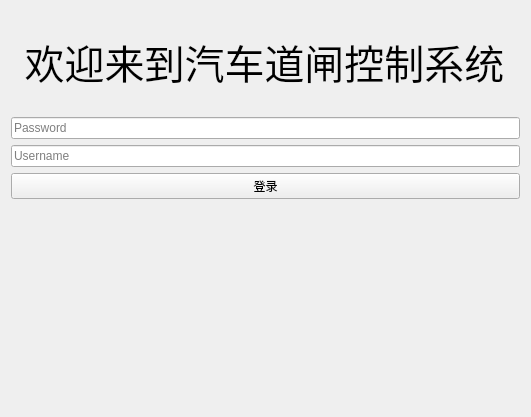
Zilanlann/AutoBarrierSystem, file window.ui: the form before one commit.
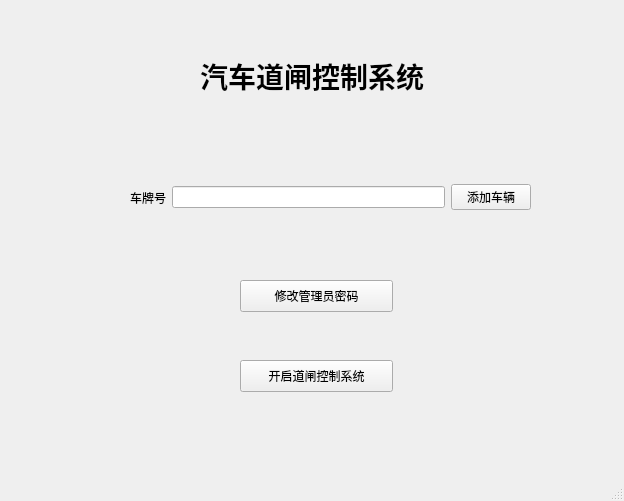
The form after the commit. Custom widgets are drawn as their Qt base class.

Commit message: complete main without modify pasword

```diff
--- a/window.ui
+++ b/window.ui
@@ -1,92 +1,118 @@
 <?xml version="1.0" encoding="UTF-8"?>
 <ui version="4.0">
- <class>Window</class>
- <widget class="QWidget" name="Window">
+ <class>MainWindow</class>
+ <widget class="QMainWindow" name="MainWindow">
   <property name="geometry">
    <rect>
     <x>0</x>
     <y>0</y>
-    <width>531</width>
-    <height>417</height>
+    <width>624</width>
+    <height>501</height>
    </rect>
   </property>
+  <property name="minimumSize">
+   <size>
+    <width>624</width>
+    <height>501</height>
+   </size>
+  </property>
+  <property name="maximumSize">
+   <size>
+    <width>624</width>
+    <height>501</height>
+   </size>
+  </property>
   <property name="windowTitle">
    <string>汽车道闸控制系统</string>
   </property>
-  <layout class="QFormLayout" name="formLayout">
-   <item row="0" column="0">
-    <widget class="LargeTitleLabel" name="LargeTitleLabel">
-     <property name="minimumSize">
-      <size>
-       <width>507</width>
-       <height>100</height>
-      </size>
-     </property>
-     <property name="maximumSize">
-      <size>
-       <width>16777215</width>
-       <height>100</height>
-      </size>
-     </property>
-     <property name="font">
-      <font>
-       <family>微软雅黑</family>
-       <pointsize>30</pointsize>
-       <bold>false</bold>
-      </font>
-     </property>
-     <property name="text">
-      <string>欢迎来到汽车道闸控制系统</string>
-     </property>
-     <property name="scaledContents">
-      <bool>true</bool>
-     </property>
-     <property name="alignment">
-      <set>Qt::AlignCenter</set>
-     </property>
-    </widget>
-   </item>
-   <item row="1" column="0" colspan="2">
-    <layout class="QVBoxLayout" name="verticalLayout">
-     <property name="leftMargin">
-      <number>0</number>
-     </property>
-     <property name="topMargin">
-      <number>0</number>
-     </property>
-     <property name="rightMargin">
-      <number>0</number>
-     </property>
+  <widget class="QWidget" name="centralwidget">
+   <widget class="PrimaryPushButton" name="runsys">
+    <property name="geometry">
+     <rect>
+      <x>240</x>
+      <y>360</y>
+      <width>153</width>
+      <height>32</height>
+     </rect>
+    </property>
+    <property name="text">
+     <string>开启道闸控制系统</string>
+    </property>
+   </widget>
+   <widget class="TitleLabel" name="TitleLabel">
+    <property name="geometry">
+     <rect>
+      <x>200</x>
+      <y>50</y>
+      <width>231</width>
+      <height>51</height>
+     </rect>
+    </property>
+    <property name="font">
+     <font>
+      <family>宋体</family>
+      <pointsize>21</pointsize>
+      <bold>true</bold>
+     </font>
+    </property>
+    <property name="text">
+     <string>汽车道闸控制系统</string>
+    </property>
+   </widget>
+   <widget class="PrimaryPushButton" name="mpass">
+    <property name="geometry">
+     <rect>
+      <x>240</x>
+      <y>280</y>
+      <width>153</width>
+      <height>32</height>
+     </rect>
+    </property>
+    <property name="text">
+     <string>修改管理员密码</string>
+    </property>
+   </widget>
+   <widget class="QWidget" name="">
+    <property name="geometry">
+     <rect>
+      <x>130</x>
+      <y>180</y>
+      <width>401</width>
+      <height>35</height>
+     </rect>
+    </property>
+    <layout class="QHBoxLayout" name="horizontalLayout">
      <item>
-      <widget class="PasswordLineEdit" name="PasswordLineEdit">
-       <property name="placeholderText">
-        <string>Password</string>
+      <widget class="BodyLabel" name="BodyLabel">
+       <property name="text">
+        <string>车牌号</string>
        </property>
-       <property name="clearButtonEnabled">
-        <bool>false</bool>
-       </property>
       </widget>
      </item>
      <item>
-      <widget class="LineEdit" name="LineEdit">
-       <property name="alignment">
-        <set>Qt::AlignLeading|Qt::AlignLeft|Qt::AlignVCenter</set>
-       </property>
-       <property name="placeholderText">
-        <string>Username</string>
-       </property>
-      </widget>
+      <widget class="LineEdit" name="carLineEdit"/>
      </item>
      <item>
-      <widget class="PrimaryPushButton" name="PrimaryPushButton">
+      <widget class="PushButton" name="addcar">
        <property name="text">
-        <string>登录</string>
+        <string>添加车辆</string>
        </property>
       </widget>
      </item>
     </layout>
-   </item>
-  </layout>
+   </widget>
+  </widget>
+  <widget class="QMenuBar" name="menubar">
+   <property name="geometry">
+    <rect>
+     <x>0</x>
+     <y>0</y>
+     <width>624</width>
+     <height>22</height>
+    </rect>
+   </property>
+  </widget>
+  <widget class="QStatusBar" name="statusbar"/>
  </widget>
  <customwidgets>
   <customwidget>
@@ -100,7 +126,12 @@
    <header>qfluentwidgets</header>
   </customwidget>
   <customwidget>
-   <class>LargeTitleLabel</class>
+   <class>BodyLabel</class>
+   <extends>QLabel</extends>
+   <header>qfluentwidgets</header>
+  </customwidget>
+  <customwidget>
+   <class>TitleLabel</class>
    <extends>QLabel</extends>
    <header>qfluentwidgets</header>
   </customwidget>
@@ -109,11 +140,6 @@
    <extends>QLineEdit</extends>
    <header>qfluentwidgets</header>
   </customwidget>
-  <customwidget>
-   <class>PasswordLineEdit</class>
-   <extends>LineEdit</extends>
-   <header>qfluentwidgets</header>
-  </customwidget>
  </customwidgets>
  <resources/>
  <connections/>
```
The commit also changes 6 other files.
